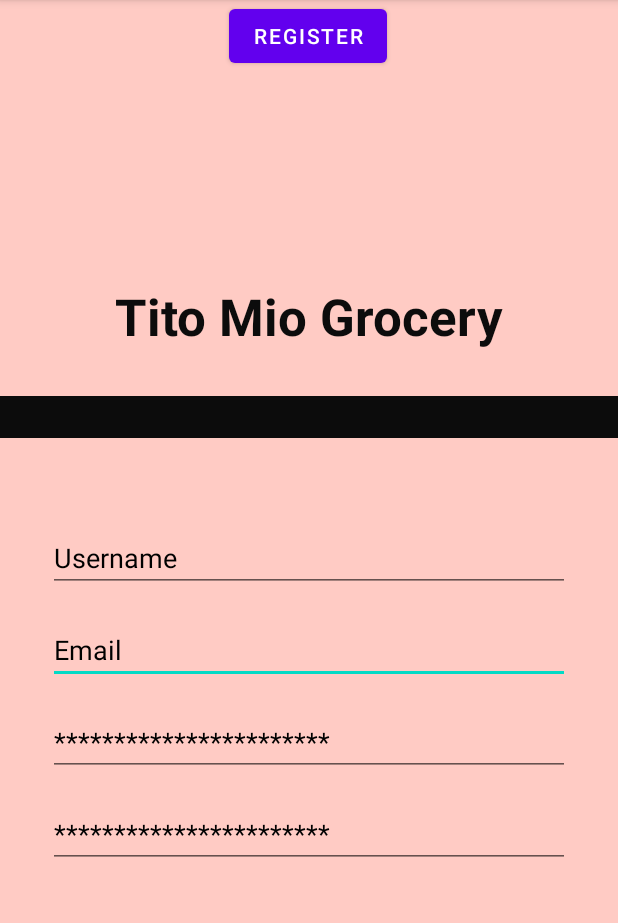
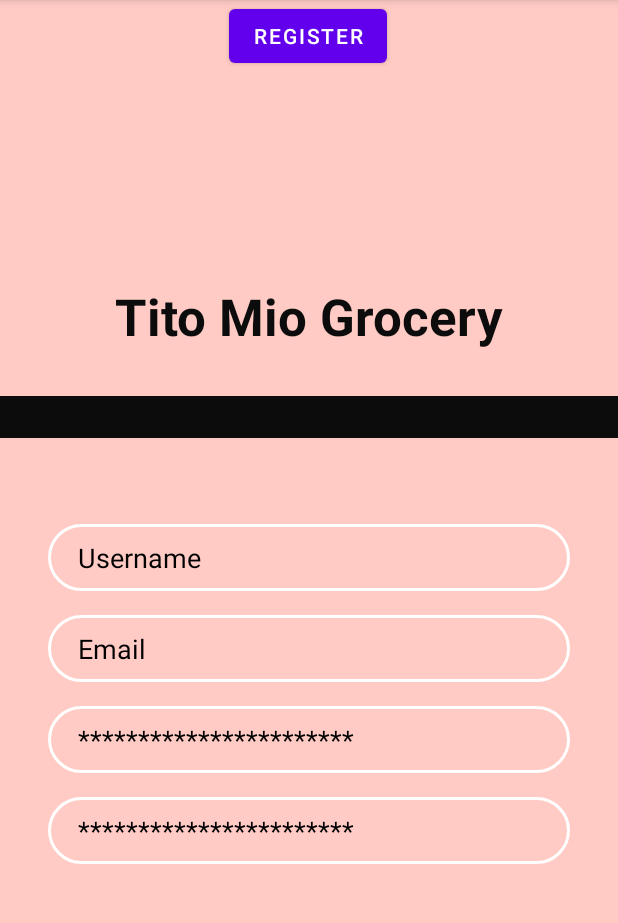
Before and after one commit to EMC1010/GroceryAppActivity3, an Android app: the RegisterActivity screen opened directly, with no data from a screen before it, on a phone screen of 412 x 824 dp, the part 84-1007 px from its top. Run offline under Robolectric (Android 15) with nearby library versions, the phone set to English and light mode, and no system bars.

Commit message:
GroceryAppActivity3

```diff
--- /dev/null
+++ b/app/src/main/res/drawable/input_bg.xml
@@ -0,0 +1,6 @@
+<?xml version="1.0" encoding="utf-8"?>
+<shape xmlns:android="http://schemas.android.com/apk/res/android">
+
+    <stroke android:color="@color/white" android:width="2dp"/>
+    <corners android:radius="70dp" />
+</shape>
--- a/app/src/main/res/layout/activity_register.xml
+++ b/app/src/main/res/layout/activity_register.xml
@@ -5,7 +5,8 @@
     android:layout_width="match_parent"
     android:layout_height="match_parent"
     android:background="#FFCBC4"
-    tools:context=".RegisterActivity">
+    tools:context=".RegisterActivity"
+    >
 
 
     <EditText
@@ -13,9 +14,14 @@
         android:layout_width="0dp"
         android:layout_height="wrap_content"
         android:layout_marginTop="16dp"
+        android:background="@drawable/input_bg"
         android:ems="10"
         android:hint="Email"
         android:inputType="textPersonName"
+        android:paddingLeft="20dp"
+        android:paddingTop="10dp"
+        android:paddingRight="10dp"
+        android:paddingBottom="10dp"
         android:textColorHint="@color/black"
         app:layout_constraintEnd_toEndOf="@+id/inputUsername"
         app:layout_constraintHorizontal_bias="0.497"
@@ -27,9 +33,14 @@
         android:layout_width="0dp"
         android:layout_height="wrap_content"
         android:layout_marginTop="16dp"
+        android:background="@drawable/input_bg"
         android:ems="10"
         android:hint="***********************"
         android:inputType="textPersonName"
+        android:paddingLeft="20dp"
+        android:paddingTop="10dp"
+        android:paddingRight="10dp"
+        android:paddingBottom="10dp"
         android:textColorHint="@color/black"
         app:layout_constraintEnd_toEndOf="@+id/inputEmail"
         app:layout_constraintHorizontal_bias="0.497"
@@ -41,9 +52,14 @@
         android:layout_width="0dp"
         android:layout_height="wrap_content"
         android:layout_marginTop="16dp"
+        android:background="@drawable/input_bg"
         android:ems="10"
         android:hint="***********************"
         android:inputType="textPersonName"
+        android:paddingLeft="20dp"
+        android:paddingTop="10dp"
+        android:paddingRight="10dp"
+        android:paddingBottom="10dp"
         android:textColorHint="@color/black"
         app:layout_constraintEnd_toEndOf="@+id/inputPassword"
         app:layout_constraintHorizontal_bias="0.497"
@@ -83,9 +99,14 @@
         android:layout_marginStart="32dp"
         android:layout_marginTop="116dp"
         android:layout_marginEnd="32dp"
+        android:background="@drawable/input_bg"
         android:ems="10"
         android:hint="Username"
         android:inputType="textPersonName"
+        android:paddingLeft="20dp"
+        android:paddingTop="10dp"
+        android:paddingRight="10dp"
+        android:paddingBottom="10dp"
         android:textColorHint="@color/black"
         app:layout_constraintEnd_toEndOf="parent"
         app:layout_constraintHorizontal_bias="0.0"
```
Also changed, not shown: app/src/main/res/drawable/shopping cart.png (added).
